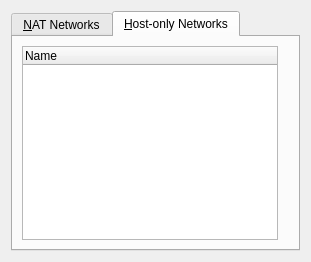
This is vbox/src/VBox/Frontends/VirtualBox/src/settings/global/UIGlobalSettingsNetwork.ui in jljuxgm/vboxgit as Qt 5 draws it before an edit. The edited form follows.
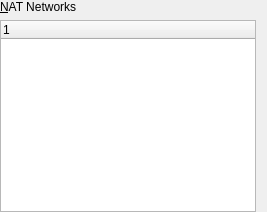
This is the edited form. The open tabs and pages were chosen to show the change. Custom widgets are drawn as their Qt base class.

```diff
--- a/vbox/src/VBox/Frontends/VirtualBox/src/settings/global/UIGlobalSettingsNetwork.ui
+++ b/vbox/src/VBox/Frontends/VirtualBox/src/settings/global/UIGlobalSettingsNetwork.ui
@@ -15,12 +15,20 @@
  <class>UIGlobalSettingsNetwork</class>
  <widget class="QWidget" name="UIGlobalSettingsNetwork">
   <layout class="QVBoxLayout">
+   <property name="margin">
+    <number>0</number>
+   </property>
    <item>
-    <widget class="QITabWidget" name="m_pTabWidget">
-     <widget class="QWidget" name="m_pTabNAT">
-      <attribute name="title">
+    <widget class="QILabelSeparator" native="1" name="m_pNetworkLabel">
+     <property name="text">
        <string>&amp;NAT Networks</string>
-      </attribute>
+     </property>
+     <property name="buddy">
+      <cstring>m_pTreeNetworkNAT</cstring>
+     </property>
+    </widget>
+   </item>
+   <item>
       <layout class="QHBoxLayout" name="m_pLayoutNAT">
        <property name="spacing">
         <number>3</number>
@@ -51,62 +59,20 @@
         <widget class="UIToolBar" name="m_pToolbarNetworkNAT"/>
        </item>
       </layout>
-     </widget>
-     <widget class="QWidget" name="m_pTabHostOnly">
-      <attribute name="title">
-       <string>&amp;Host-only Networks</string>
-      </attribute>
-      <layout class="QHBoxLayout" name="m_pLayoutHostOnly">
-       <property name="spacing">
-        <number>3</number>
-       </property>
-       <item>
-        <widget class="QITreeWidget" name="m_pTreeNetworkHost">
-         <property name="sizePolicy">
-          <sizepolicy hsizetype="MinimumExpanding" vsizetype="MinimumExpanding">
-           <horstretch>0</horstretch>
-           <verstretch>0</verstretch>
-          </sizepolicy>
-         </property>
-         <property name="minimumSize">
-          <size>
-           <width>0</width>
-           <height>150</height>
-          </size>
-         </property>
-         <property name="whatsThis">
-          <string>Lists all available host-only networks.</string>
-         </property>
-         <property name="rootIsDecorated">
-          <bool>false</bool>
-         </property>
-         <column>
-          <property name="text">
-           <string>Name</string>
-          </property>
-         </column>
-        </widget>
-       </item>
-       <item>
-        <widget class="UIToolBar" name="m_pToolbarNetworkHost"/>
-       </item>
-      </layout>
-     </widget>
-    </widget>
    </item>
   </layout>
  </widget>
  <customwidgets>
+  <customwidget>
+   <class>QILabelSeparator</class>
+   <extends>QLabel</extends>
+   <header>QILabelSeparator.h</header>
+  </customwidget>
   <customwidget>
    <class>UIToolBar</class>
    <extends>QToolBar</extends>
    <header>UIToolBar.h</header>
   </customwidget>
-  <customwidget>
-   <class>QITabWidget</class>
-   <extends>QTabWidget</extends>
-   <header>QITabWidget.h</header>
-  </customwidget>
   <customwidget>
    <class>QITreeWidget</class>
    <extends>QTreeWidget</extends>
```
Left out of the diff: 2 changed lines with no effect on the pictures. Lines whose indentation alone changed are shown as unchanged.
